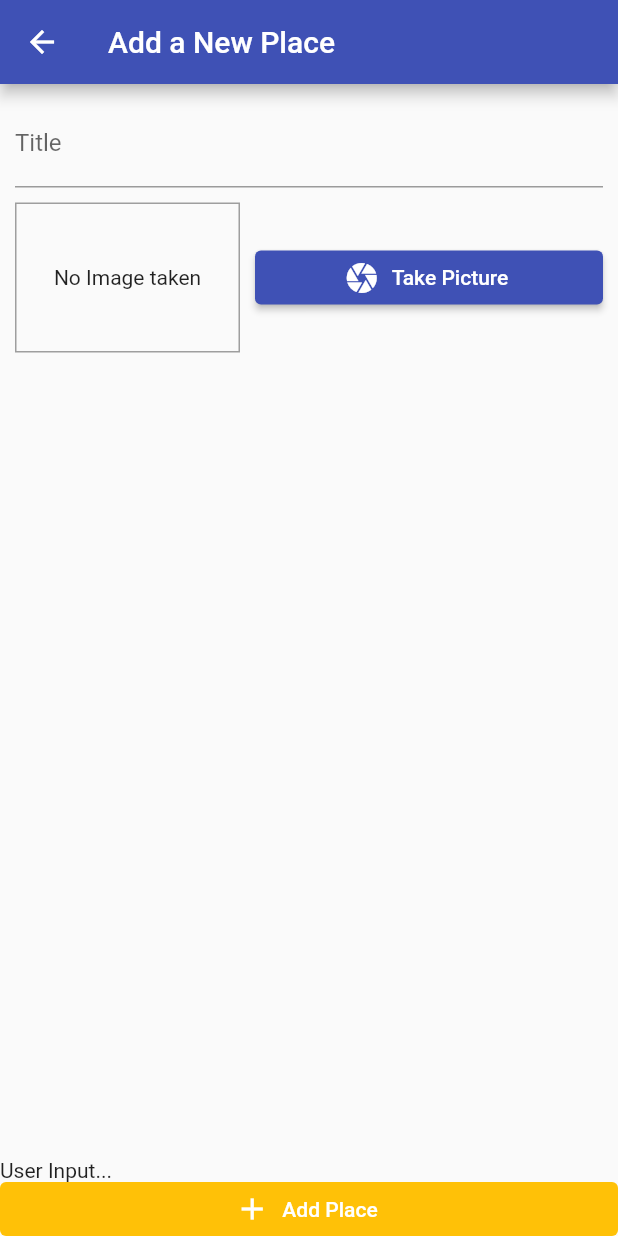
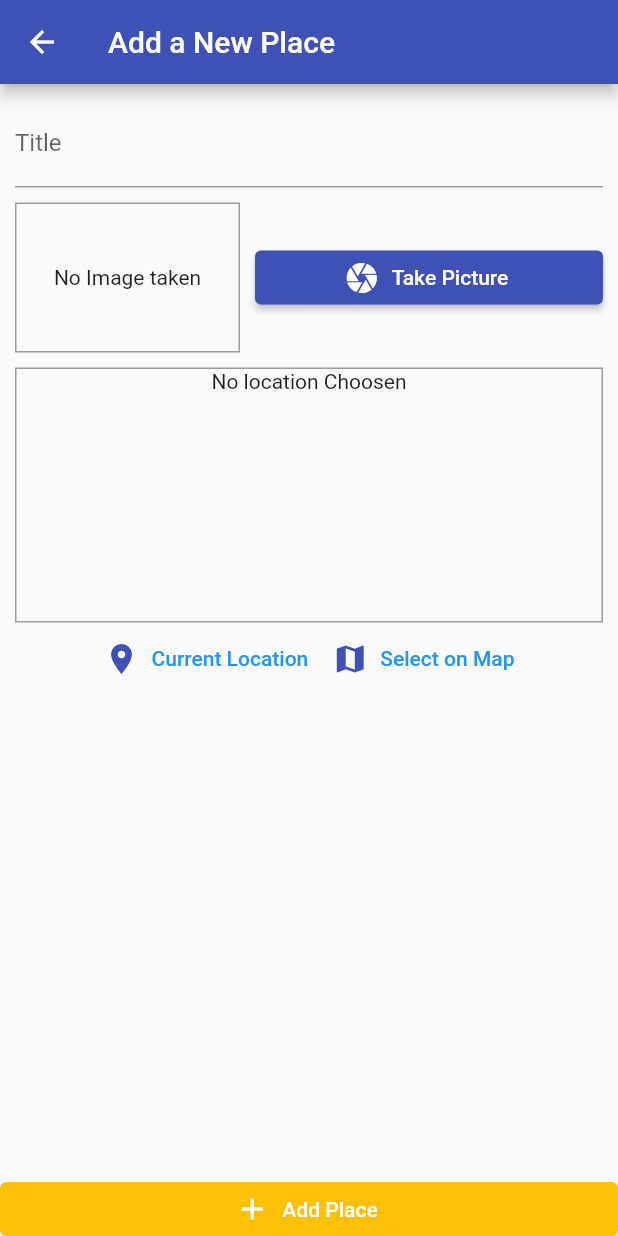
Before and after one commit to andikatp/great_place_app, a Flutter app: the screen it shows after launch, after a tap on the "add" icon, on a phone screen of 412 x 824 dp. Run offline on Flutter 3.47's test engine with Material 2 defaults, Android fonts, the phone set to English and light mode, and no system bars; our stand-ins replace image_picker, location, sqflite; accounts and stored records are empty.

Commit message:
implementing set location and sqflite

```diff
--- /dev/null
+++ b/lib/helpers/db_helper.dart
@@ -0,0 +1,27 @@
+import 'package:sqflite/sqflite.dart' as sql;
+import 'package:path/path.dart' as path;
+import 'package:sqflite/sqlite_api.dart';
+
+class DBHelper {
+  static Future<Database> database() async {
+    final String dbPath = await sql.getDatabasesPath();
+    return sql.openDatabase(path.join(dbPath, 'place.db'),
+        onCreate: (db, version) => db.execute(
+            'CREATE TABLE user_places(id TEXT PRIMARY KEY, title TEXT, image TEXT)'),
+        version: 1);
+  }
+
+  static Future<void> insert(String table, Map<String, dynamic> data) async {
+    final db = await DBHelper.database();
+    db.insert(
+      table,
+      data,
+      conflictAlgorithm: ConflictAlgorithm.replace,
+    );
+  }
+
+  static Future<List<Map<String, dynamic>>> getData(String table) async {
+    final db = await DBHelper.database();
+    return db.query(table);
+  }
+}
--- /dev/null
+++ b/lib/helpers/location_helper.dart
@@ -0,0 +1,8 @@
+const String apiKey = '3nmk8Icbt0S68ML7Ib3LvsMQHSAempKO';
+
+class LocationHelper {
+  static String generateLocationPreviewImage(
+      {double latitude = 0.0, double longitude = 0.0}) {
+    return 'https://www.mapquestapi.com/staticmap/v5/map?key=$apiKey&size=170,200@2x&locations=$latitude,$longitude&defaultMarker=marker-num';
+  }
+}
--- a/lib/models/place_model.dart
+++ b/lib/models/place_model.dart
@@ -15,13 +15,13 @@ class PlaceLocation {
 class PlaceModel {
   final String id;
   final String title;
-  final PlaceLocation location;
+  final PlaceLocation? location;
   final File image;
 
   PlaceModel({
     required this.id,
     required this.title,
-    required this.location,
+    this.location,
     required this.image,
   });
 }
--- a/lib/providers/great_place_provider.dart
+++ b/lib/providers/great_place_provider.dart
@@ -1,10 +1,42 @@
+import 'dart:io';
+
 import 'package:flutter/material.dart';
+import 'package:greate_place_app/helpers/db_helper.dart';
 import 'package:greate_place_app/models/place_model.dart';
 
 class GreatPlaceProvider with ChangeNotifier {
-  final List<PlaceModel> _items = [];
+  List<PlaceModel> _items = [];
 
-  List<PlaceModel> get item {
+  List<PlaceModel> get items {
     return [..._items];
   }
+
+  void addPlace(String pickedTitle, File pickedImage) {
+    final PlaceModel newPlace = PlaceModel(
+      id: DateTime.now().toString(),
+      title: pickedTitle,
+      location: null,
+      image: pickedImage,
+    );
+    _items.add(newPlace);
+    notifyListeners();
+    DBHelper.insert('user_places', {
+      'id': newPlace.id,
+      'title': newPlace.title,
+      'image': newPlace.image.path,
+    });
+  }
+
+  Future<void> fetchAndSetPlaces() async {
+    final dataList = await DBHelper.getData('user_places');
+    _items = dataList
+        .map((e) => PlaceModel(
+              id: e['id'],
+              title: e['title'],
+              image: File(e['image']),
+              location: null,
+            ))
+        .toList();
+    notifyListeners();
+  }
 }
--- a/lib/screens/add_place_screen.dart
+++ b/lib/screens/add_place_screen.dart
@@ -1,5 +1,10 @@
+import 'dart:io';
+
 import 'package:flutter/material.dart';
+import 'package:greate_place_app/providers/great_place_provider.dart';
 import 'package:greate_place_app/widgets/image_input.dart';
+import 'package:greate_place_app/widgets/location_input.dart';
+import 'package:provider/provider.dart';
 
 class AddPlaceScreen extends StatefulWidget {
   const AddPlaceScreen({super.key});
@@ -10,6 +15,20 @@ class AddPlaceScreen extends StatefulWidget {
 
 class _AddPlaceScreenState extends State<AddPlaceScreen> {
   final _titleController = TextEditingController();
+  File? _pickedImage;
+
+  void _selectImage(File pickedImage) {
+    _pickedImage = pickedImage;
+  }
+
+  void _savePlace() {
+    if (_titleController.text.isEmpty || _pickedImage == null) {
+      return;
+    }
+    Provider.of<GreatPlaceProvider>(context, listen: false)
+        .addPlace(_titleController.text, _pickedImage!);
+    Navigator.of(context).pop();
+  }
 
   @override
   void dispose() {
@@ -38,13 +57,16 @@ class _AddPlaceScreenState extends State<AddPlaceScreen> {
                 const SizedBox(
                   height: 10,
                 ),
-                const ImageInput(),
+                ImageInput(_selectImage),
+                const SizedBox(
+                  height: 10,
+                ),
+                const LocationInput(),
               ],
             ),
           )),
-          const Text('User Input...'),
           ElevatedButton.icon(
-            onPressed: () {},
+            onPressed: _savePlace,
             icon: const Icon(Icons.add),
             label: const Text('Add Place'),
             style: ButtonStyle(
--- a/lib/screens/main_screen.dart
+++ b/lib/screens/main_screen.dart
@@ -1,5 +1,7 @@
 import 'package:flutter/material.dart';
+import 'package:greate_place_app/providers/great_place_provider.dart';
 import 'package:greate_place_app/screens/add_place_screen.dart';
+import 'package:provider/provider.dart';
 
 class MainScreen extends StatelessWidget {
   const MainScreen({super.key});
@@ -18,8 +20,34 @@ class MainScreen extends StatelessWidget {
               icon: const Icon(Icons.add)),
         ],
       ),
-      body: const Center(
-        child: CircularProgressIndicator(),
+      body: FutureBuilder(
+        future: Provider.of<GreatPlaceProvider>(context, listen: false)
+            .fetchAndSetPlaces(),
+        builder: (context, snapshot) =>
+            snapshot.connectionState == ConnectionState.waiting
+                ? const Center(
+                    child: CircularProgressIndicator(),
+                  )
+                : Consumer<GreatPlaceProvider>(
+                    child: const Center(
+                      child: Text('Got no place yet, start adding some!'),
+                    ),
+                    builder: (ctx, value, ch) => value.items.isEmpty
+                        ? ch!
+                        : ListView.builder(
+                            itemCount: value.items.length,
+                            itemBuilder: (context, index) => ListTile(
+                              leading: CircleAvatar(
+                                backgroundImage:
+                                    FileImage(value.items[index].image),
+                              ),
+                              title: Text(value.items[index].title),
+                              onTap: () {
+                                //go to the detail page
+                              },
+                            ),
+                          ),
+                  ),
       ),
     );
   }
--- a/lib/widgets/image_input.dart
+++ b/lib/widgets/image_input.dart
@@ -5,7 +5,8 @@ import 'package:path/path.dart' as path;
 import 'package:path_provider/path_provider.dart' as syspath;
 
 class ImageInput extends StatefulWidget {
-  const ImageInput({super.key});
+  const ImageInput(this.onSelectImage, {super.key});
+  final Function onSelectImage;
 
   @override
   State<ImageInput> createState() => _ImageInputState();
@@ -20,12 +21,17 @@ class _ImageInputState extends State<ImageInput> {
       source: ImageSource.camera,
       maxWidth: 600,
     );
+    if (imageFile == null) {
+      return;
+    }
     setState(() {
-      _storedImage = File((imageFile as XFile).path);
+      _storedImage = File((imageFile).path);
     });
-    final appDir = await syspath.getApplicationDocumentsDirectory();
-    final fileName = path.basename(imageFile!.path);
-    final savedImage = await _storedImage?.copy('{appDir.path}/$fileName');
+    final Directory appDir = await syspath.getApplicationDocumentsDirectory();
+    final String fileName = path.basename(imageFile.path);
+    final File? savedImage =
+        await _storedImage?.copy('${appDir.path}/$fileName');
+    widget.onSelectImage(savedImage);
   }
 
   @override
@@ -43,6 +49,7 @@ class _ImageInputState extends State<ImageInput> {
               ? Image.file(
                   _storedImage!,
                   fit: BoxFit.cover,
+                  width: double.infinity,
                 )
               : const Text(
                   'No Image taken',
--- /dev/null
+++ b/lib/widgets/location_input.dart
@@ -0,0 +1,71 @@
+import 'package:flutter/material.dart';
+import 'package:greate_place_app/helpers/location_helper.dart';
+import 'package:location/location.dart';
+
+class LocationInput extends StatefulWidget {
+  const LocationInput({super.key});
+
+  @override
+  State<LocationInput> createState() => _LocationInputState();
+}
+
+class _LocationInputState extends State<LocationInput> {
+  String? _previewImageUrl;
+
+  Future<void> _getCurrentUserLocation() async {
+    try {
+      final locData = await Location().getLocation();
+      final staticMapImageUrl = LocationHelper.generateLocationPreviewImage(
+          latitude: locData.latitude!, longitude: locData.longitude!);
+      setState(() {
+        _previewImageUrl = staticMapImageUrl;
+      });
+    } catch (error) {
+      rethrow;
+    }
+  }
+
+  @override
+  Widget build(BuildContext context) {
+    return Column(
+      children: [
+        Container(
+          decoration:
+              BoxDecoration(border: Border.all(width: 1, color: Colors.grey)),
+          height: 170,
+          width: double.infinity,
+          child: _previewImageUrl == null
+              ? const Text(
+                  'No location Choosen',
+                  textAlign: TextAlign.center,
+                )
+              : Image.network(
+                  _previewImageUrl!,
+                  fit: BoxFit.cover,
+                  width: double.infinity,
+                ),
+        ),
+        Row(
+          mainAxisAlignment: MainAxisAlignment.center,
+          children: [
+            TextButton.icon(
+              onPressed: _getCurrentUserLocation,
+              icon: const Icon(Icons.location_on),
+              label: Text(
+                'Current Location',
+                style: TextStyle(color: Theme.of(context).primaryColor),
+              ),
+            ),
+            TextButton.icon(
+                onPressed: () {},
+                icon: const Icon(Icons.map),
+                label: Text(
+                  'Select on Map',
+                  style: TextStyle(color: Theme.of(context).primaryColor),
+                ))
+          ],
+        )
+      ],
+    );
+  }
+}
--- a/pubspec.yaml
+++ b/pubspec.yaml
@@ -40,6 +40,9 @@ dependencies:
   image_picker: ^0.8.6
   path_provider: ^2.0.11
   path: ^1.8.2
+  sqflite: ^2.2.0+3
+  location: ^4.4.0
+  flutter_map: ^3.0.0
 
 dev_dependencies:
   flutter_test:
```
Also changed, not shown: lib/screens/map_screen.dart (added, +20 -0 lines), pubspec.lock, 3 other files.
